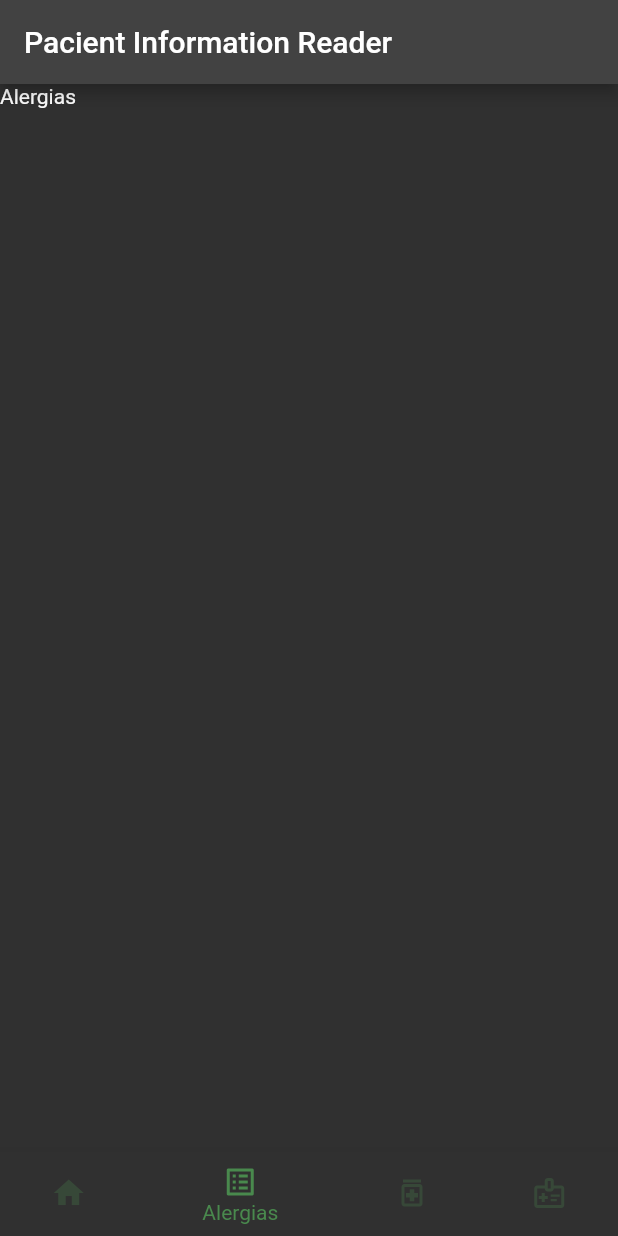
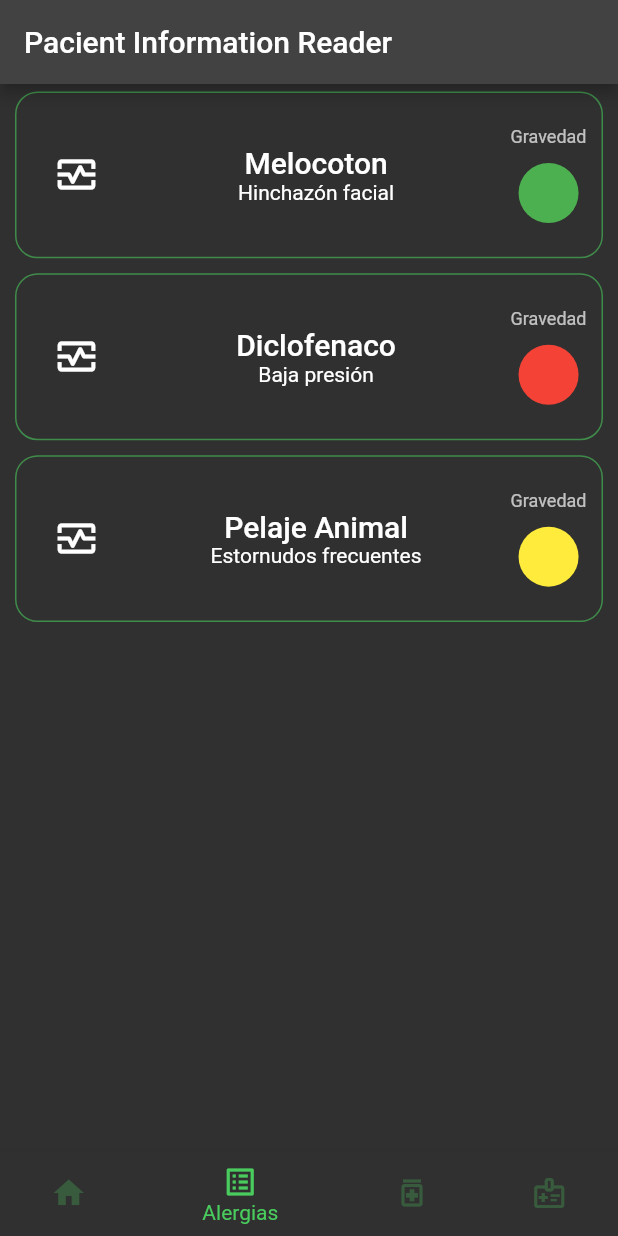
Before and after one commit to TheSebasx11/security-nfc, a Flutter app: the screen it shows after launch, item 2 of the bottom bar chosen, on a phone screen of 412 x 824 dp. Run offline on Flutter 3.47's test engine with Material 2 defaults, Android fonts, the phone set to English and light mode, and no system bars; missing offline and left inert: nfc_manager, responsive_grid_list, web3dart; accounts and stored records are empty.

Commit message:
Added a lot of widgets
Completed the doctor screen where he can read all of the information from the patient registered

```diff
--- /dev/null
+++ b/lib/components/alergia_widget.dart
@@ -0,0 +1,44 @@
+import 'package:flutter/material.dart';
+import 'package:security_test/components/index.dart';
+
+class AlergiaWidget extends StatelessWidget {
+  final String title, description, gravedad;
+  const AlergiaWidget({
+    Key? key,
+    required this.title,
+    required this.description,
+    required this.gravedad,
+  }) : super(key: key);
+
+  @override
+  Widget build(BuildContext context) {
+    final theme = Theme.of(context);
+    return CustomListWidget(
+      firstChild: Container(
+        alignment: Alignment.center,
+        width: 60,
+        child: const Icon(Icons.monitor_heart_outlined, size: 30),
+      ),
+      midChild: Column(
+        mainAxisAlignment: MainAxisAlignment.center,
+        children: <Widget>[
+          Text(title,
+              style: theme.textTheme.titleLarge, textAlign: TextAlign.start),
+          Text(description,
+              style: theme.textTheme.bodyMedium, textAlign: TextAlign.start),
+        ],
+      ),
+      lastChild: Column(
+        mainAxisAlignment: MainAxisAlignment.center,
+        children: <Widget>[
+          Text('Gravedad', style: theme.textTheme.bodySmall),
+          const SizedBox(height: 10),
+          CircleAvatar(
+              backgroundColor: gravedad == "Alta"
+                  ? Colors.red
+                  : (gravedad == "Media" ? Colors.yellow : Colors.green))
+        ],
+      ),
+    );
+  }
+}
--- /dev/null
+++ b/lib/components/custom_list_widget.dart
@@ -0,0 +1,38 @@
+import 'package:flutter/material.dart';
+
+class CustomListWidget extends StatelessWidget {
+  final Widget firstChild, midChild, lastChild;
+  const CustomListWidget({
+    Key? key,
+    required this.firstChild,
+    required this.midChild,
+    required this.lastChild,
+  }) : super(key: key);
+
+  @override
+  Widget build(BuildContext context) {
+    final theme = Theme.of(context);
+    final size = MediaQuery.of(context).size;
+    return Container(
+      margin: const EdgeInsets.symmetric(horizontal: 10, vertical: 5),
+      height: size.height * 0.135,
+      decoration: BoxDecoration(
+        borderRadius: BorderRadius.circular(15),
+        border: Border.all(
+          color: theme.primaryColor.withAlpha(150),
+        ),
+      ),
+      child: Row(
+        children: [
+          const SizedBox(width: 10),
+          firstChild,
+          Expanded(
+            child: midChild,
+          ),
+          lastChild,
+          const SizedBox(width: 10),
+        ],
+      ),
+    );
+  }
+}
--- /dev/null
+++ b/lib/components/doctor_widgets.dart
@@ -0,0 +1,58 @@
+import 'package:flutter/material.dart';
+import 'package:responsive_grid_list/responsive_grid_list.dart';
+import 'index.dart';
+
+// ignore: non_constant_identifier_names
+Widget HomeWidget({required Map data}) => SafeArea(
+      child: ResponsiveGridList(
+        minItemWidth: 300,
+        minItemsPerRow: 2,
+        maxItemsPerRow: 3,
+        listViewBuilderOptions: ListViewBuilderOptions(
+          physics: const BouncingScrollPhysics(),
+          shrinkWrap: true,
+        ),
+        children: data
+            .map((key, value) => MapEntry(
+                key,
+                InformationCardWidget(
+                    title: key, subtitle: value[0], icon: value[1])))
+            .values
+            .toList(),
+      ),
+    );
+
+// ignore: non_constant_identifier_names
+Widget AlergiasWidget({required Map<String, List> data}) => SafeArea(
+      child: ListView.builder(
+        itemCount: data.length,
+        itemBuilder: (context, index) => AlergiaWidget(
+          title: data.keys.toList()[index],
+          description: data.values.toList()[index][0],
+          gravedad: data.values.toList()[index][1],
+        ),
+      ),
+    );
+
+// ignore: non_constant_identifier_names
+Widget MedicamentosWidget({required Map data}) => SafeArea(
+      child: ListView.builder(
+        itemCount: 3,
+        itemBuilder: (context, index) => const MedicamentoWidget(),
+      ),
+    );
+
+// ignore: non_constant_identifier_names
+Widget AfeccionesWidget({required Map data}) => SafeArea(
+      child: ListView.builder(
+        itemCount: 3,
+        itemBuilder: (context, index) => AfeccionWidget(),
+      ),
+    );
+
+Widget widgetsList(int index, {required List dataSet}) => [
+      HomeWidget(data: dataSet[0]),
+      AlergiasWidget(data: dataSet[1]),
+      MedicamentosWidget(data: dataSet[2]),
+      AfeccionesWidget(data: dataSet[3]),
+    ][index];
--- a/lib/components/index.dart
+++ b/lib/components/index.dart
@@ -1,2 +1,7 @@
 export 'form_txt_field.dart';
 export 'infor_card.dart';
+export 'doctor_widgets.dart';
+export 'alergia_widget.dart';
+export 'custom_list_widget.dart';
+export 'medicamento_widget.dart';
+export 'afecciones_widget.dart';
--- a/lib/main.dart
+++ b/lib/main.dart
@@ -18,9 +18,16 @@ class MyApp extends StatelessWidget {
 
   @override
   Widget build(BuildContext context) {
-    const primaryColor = Color(0xFF49894d);
+    const primaryColor = Color(0xFF49CC5d);
     return MaterialApp(
-      theme: ThemeData.dark().copyWith(
+      themeMode: ThemeMode.dark,
+      theme: ThemeData.light().copyWith(
+          primaryColor: primaryColor,
+          appBarTheme: const AppBarTheme(backgroundColor: primaryColor),
+          elevatedButtonTheme: const ElevatedButtonThemeData(
+              style: ButtonStyle(
+                  backgroundColor: MaterialStatePropertyAll(primaryColor)))),
+      darkTheme: ThemeData.dark().copyWith(
           primaryColor: primaryColor,
           elevatedButtonTheme: const ElevatedButtonThemeData(
               style: ButtonStyle(
@@ -28,8 +35,7 @@ class MyApp extends StatelessWidget {
       title: 'Security NFC',
       debugShowCheckedModeBanner: false,
       //home: const LoginScreen(),
-      home: DoctorReadScreen(),
-
+      home: const DoctorReadScreen(),
     );
   }
 }
--- a/lib/screens/doctor_screen.dart
+++ b/lib/screens/doctor_screen.dart
@@ -1,6 +1,7 @@
 import 'package:flutter/material.dart';
 import 'package:security_test/components/index.dart';
-import 'package:responsive_grid_list/responsive_grid_list.dart';
+//import 'package:responsive_grid_list/responsive_grid_list.dart';
+import "package:security_test/components/index.dart";
 
 class DoctorReadScreen extends StatefulWidget {
   const DoctorReadScreen({Key? key}) : super(key: key);
@@ -12,7 +13,7 @@ class DoctorReadScreen extends StatefulWidget {
 class _DoctorReadScreenState extends State<DoctorReadScreen> {
   int _tabIndex = 0;
 
-  final Map<String, List> data = {
+  final Map<String, List> generalInfomationData = {
     "Nombre": ["Sebastian", Icons.abc],
     "Nombre 2": ["Alfonsino", Icons.abc],
     "Apellido": ["Ricardo", Icons.abc],
@@ -27,6 +28,12 @@ class _DoctorReadScreenState extends State<DoctorReadScreen> {
     "No": ["A+", Icons.bloodtype],
   };
 
+  final Map<String, List> alergiasInformationData = {
+    "Melocoton": ["Hinchazón facial", "Baja"],
+    "Diclofenaco": ["Baja presión", "Alta"],
+    "Pelaje Animal": ["Estornudos frecuentes", "Media"]
+  };
+
   @override
   Widget build(BuildContext context) {
     ThemeData theme = Theme.of(context);
@@ -34,10 +41,16 @@ class _DoctorReadScreenState extends State<DoctorReadScreen> {
       appBar: AppBar(
         title: const Text('Pacient Information Reader'),
       ),
-      body: widgetsList(_tabIndex),
+      body: widgetsList(_tabIndex, dataSet: [
+        generalInfomationData,
+        alergiasInformationData,
+        generalInfomationData,
+        generalInfomationData
+      ]),
       bottomNavigationBar: BottomNavigationBar(
         fixedColor: theme.primaryColor,
-        unselectedItemColor: theme.primaryColor.withAlpha(70),
+        unselectedItemColor: theme.primaryColor
+            .withAlpha(theme.brightness == Brightness.light ? 180 : 70),
         items: const [
           BottomNavigationBarItem(icon: Icon(Icons.home), label: "Hogar"),
           BottomNavigationBarItem(
@@ -59,37 +72,4 @@ class _DoctorReadScreenState extends State<DoctorReadScreen> {
   }
 
   // ignore: non_constant_identifier_names
-  Widget HomeWidget() => SafeArea(
-        child: ResponsiveGridList(
-          minItemWidth: 300,
-
-          minItemsPerRow: 2,
-          maxItemsPerRow: 3,
-          listViewBuilderOptions: ListViewBuilderOptions(
-            physics: const BouncingScrollPhysics(),
-            shrinkWrap: true,
-          ),
-          children: data
-              .map((key, value) => MapEntry(
-                  key,
-                  InformationCardWidget(
-                      title: key, subtitle: value[0], icon: value[1])))
-              .values
-              .toList(),
-        ),
-      );
-
-  // ignore: non_constant_identifier_names
-  Widget AlergiasWidget() => const SafeArea(child: Text('Alergias'));
-
-  Widget MedicamentosWidget() => const SafeArea(child: Text('Medicamentos'));
-
-  Widget AfeccionesWidget() => const SafeArea(child: Text('Afecciones'));
-
-  Widget widgetsList(int index) => [
-        HomeWidget(),
-        AlergiasWidget(),
-        MedicamentosWidget(),
-        AfeccionesWidget()
-      ][index];
 }
```
Also changed, not shown: lib/components/afecciones_widget.dart (added, +53 -0 lines), lib/components/medicamento_widget.dart (added, +74 -0 lines), flutter_01.png, flutter_02.png, flutter_03.png (deleted), flutter_04.png (deleted).
